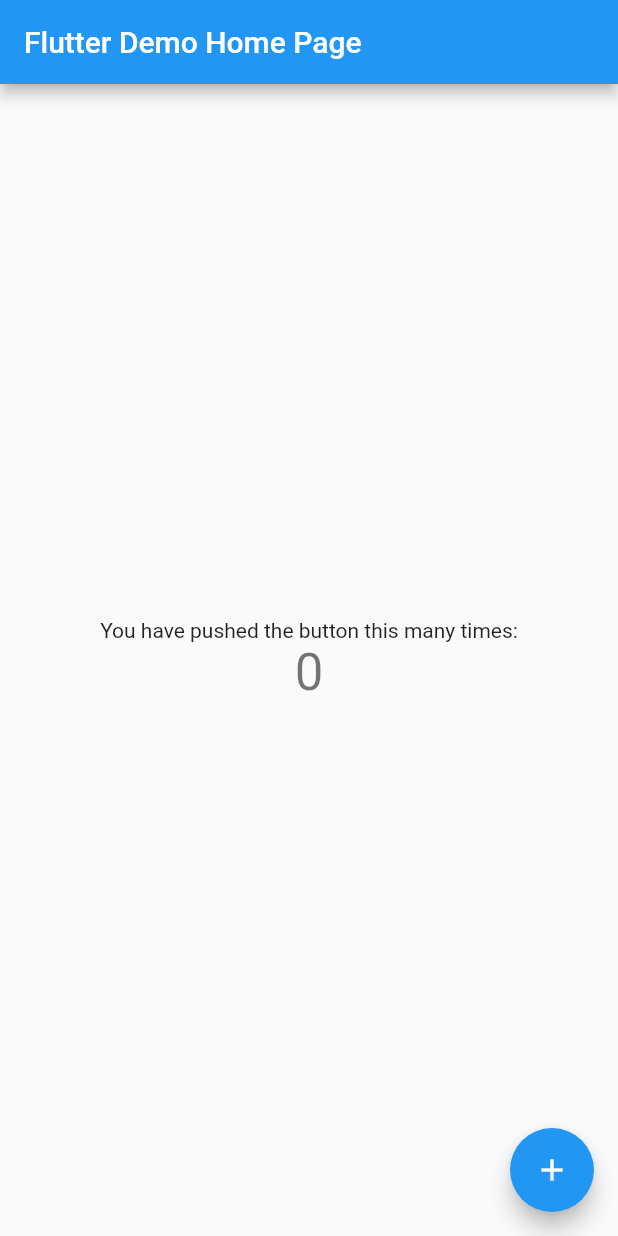
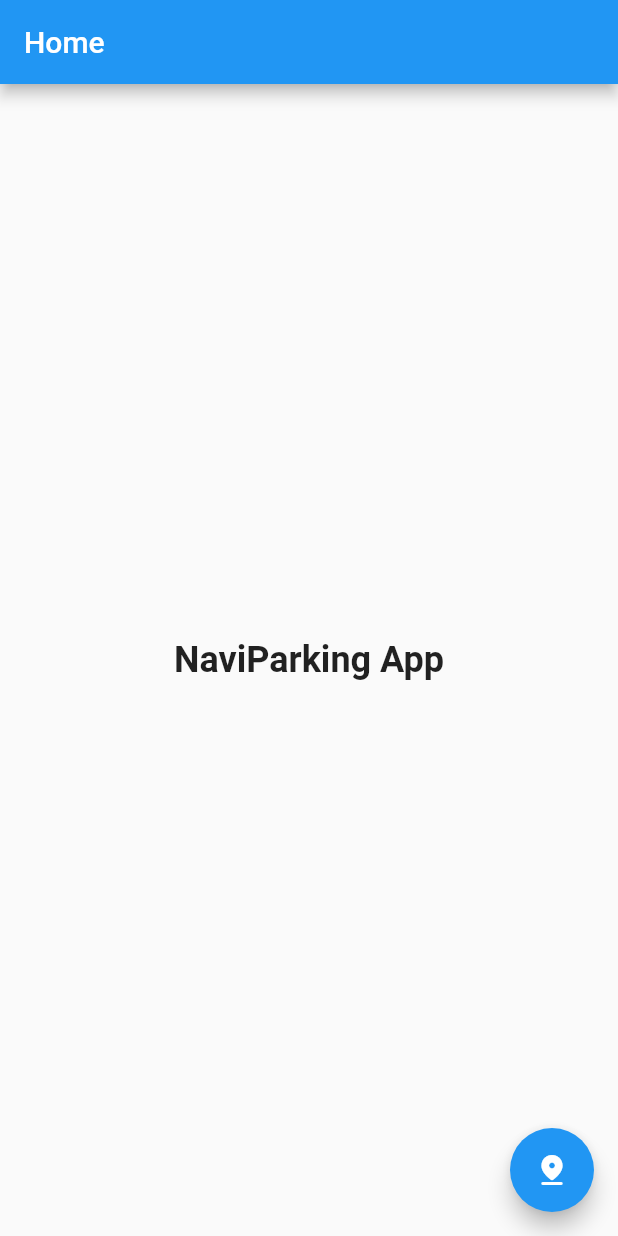
Before and after one commit to bodyan359/flutter_dart_goole_maps_markers, a Flutter app: the screen it shows after launch, on a phone screen of 412 x 824 dp. Run offline on Flutter 3.47's test engine with Material 2 defaults, Android fonts, the phone set to English and light mode, and no system bars.

Commit message:
Preparing app

```diff
--- a/lib/main.dart
+++ b/lib/main.dart
@@ -14,54 +14,34 @@ class MyApp extends StatelessWidget {
         primarySwatch: Colors.blue,
         visualDensity: VisualDensity.adaptivePlatformDensity,
       ),
-      home: MyHomePage(title: 'Flutter Demo Home Page'),
+      home: HomePage(),
     );
   }
 }
 
-class MyHomePage extends StatefulWidget {
-  MyHomePage({Key key, this.title}) : super(key: key);
-
-  final String title;
-
-  @override
-  _MyHomePageState createState() => _MyHomePageState();
-}
-
-class _MyHomePageState extends State<MyHomePage> {
-  int _counter = 0;
-
-  void _incrementCounter() {
-    setState(() {
-      _counter++;
-    });
-  }
-
+class HomePage extends StatelessWidget {
   @override
   Widget build(BuildContext context) {
     return Scaffold(
       appBar: AppBar(
-        title: Text(widget.title),
+        title: Text('Home'),
       ),
       body: Center(
         child: Column(
           mainAxisAlignment: MainAxisAlignment.center,
           children: <Widget>[
-            Text(
-              'You have pushed the button this many times:',
-            ),
-            Text(
-              '$_counter',
-              style: Theme.of(context).textTheme.headline4,
-            ),
+            Text('NaviParking App',
+                style: TextStyle(
+                  fontSize: 24,
+                  fontWeight: FontWeight.bold,
+                )),
           ],
         ),
       ),
       floatingActionButton: FloatingActionButton(
-        onPressed: _incrementCounter,
-        tooltip: 'Increment',
-        child: Icon(Icons.add),
-      ),
+          onPressed: () {},
+          tooltip: 'Google Map',
+          child: Icon(Icons.pin_drop_rounded)),
     );
   }
 }
```
